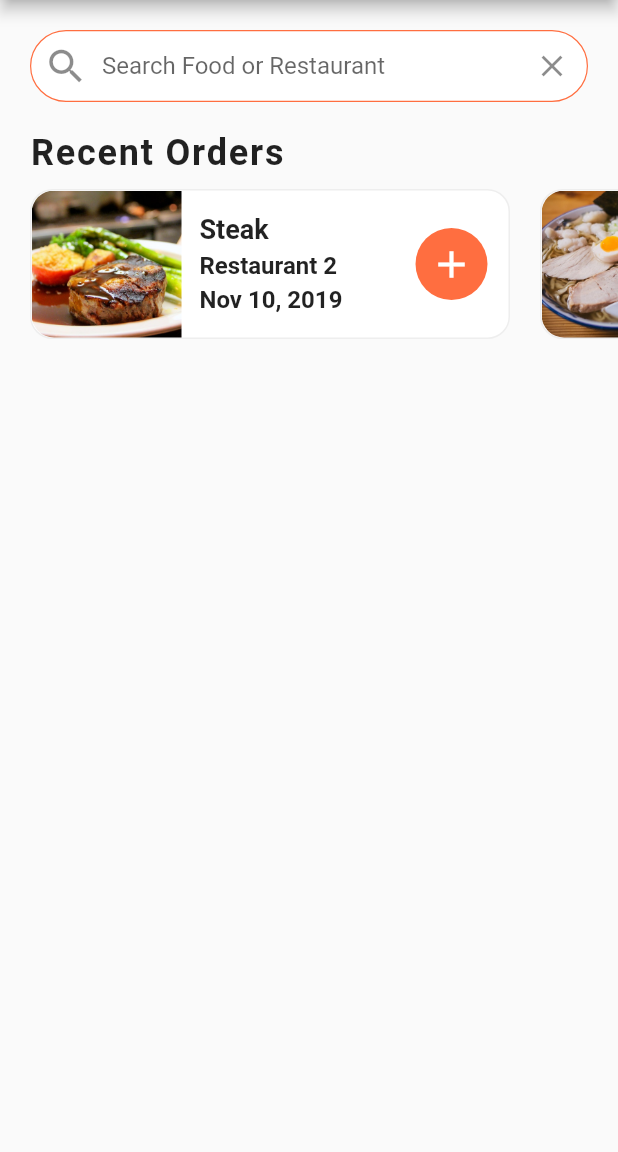
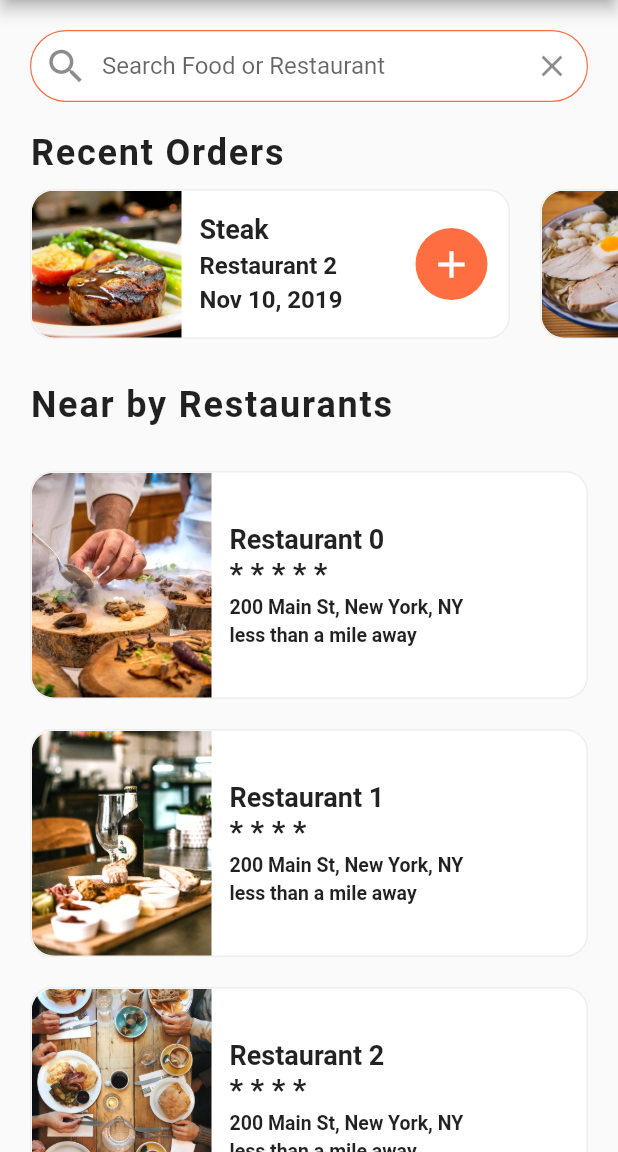
Before and after one commit to TechiePhil/food_delivery, a Flutter app: the screen it shows after launch, on a phone screen of 412 x 824 dp, the part 84-1236 px from its top. Run offline on Flutter 3.47's test engine with Material 2 defaults, Android fonts, the phone set to English and light mode, and no system bars.

Commit message:
created a widget for the restaurant ratings and added the nearby restaurant section.

```diff
--- a/lib/screens/home_screen.dart
+++ b/lib/screens/home_screen.dart
@@ -1,5 +1,6 @@
 import 'package:flutter/material.dart';
 import 'package:food_delivery/data/data.dart';
+import 'package:food_delivery/widgets/rating_stars.dart';
 import 'package:food_delivery/widgets/recent_orders.dart';
 
 class HomeScreen extends StatefulWidget {
@@ -8,6 +9,76 @@ class HomeScreen extends StatefulWidget {
 }
 
 class HomeScreenState extends State<HomeScreen> {
+  Widget _buildRestaurants() {
+    List<Widget> _restaurantList = [];
+    restaurants.forEach((restaurant) {
+      _restaurantList.add(Container(
+        margin: EdgeInsets.symmetric(horizontal: 20, vertical: 10),
+        decoration: BoxDecoration(
+          color: Colors.white,
+          borderRadius: BorderRadius.all(Radius.circular(15)),
+          border: Border.all(
+            width: 1,
+            color: Colors.grey[200],
+          ),
+        ),
+        child: Row(
+          children: <Widget>[
+            ClipRRect(
+              borderRadius: BorderRadius.only(
+                topLeft: Radius.circular(15),
+                bottomLeft: Radius.circular(15)
+              ),
+              child: Image(
+                height: 150,
+                width: 120,
+                image: AssetImage(restaurant.imageUrl),
+                fit: BoxFit.cover,
+              ),
+            ),
+            Container(
+              margin: EdgeInsets.all(12),
+              child: Column(
+                mainAxisAlignment: MainAxisAlignment.center,
+                crossAxisAlignment: CrossAxisAlignment.start,
+                children: <Widget>[
+                  Text(
+                    restaurant.name,
+                    style: TextStyle(
+                      fontSize: 18,
+                      fontWeight: FontWeight.bold,
+                    ),
+                    overflow: TextOverflow.ellipsis,
+                  ),
+                  RatingStars(restaurant.rating),
+                  SizedBox(height: 4),
+                  Text(
+                    restaurant.address,
+                    style: TextStyle(
+                      fontSize: 13,
+                      fontWeight: FontWeight.w600,
+                    ),
+                    overflow: TextOverflow.ellipsis,
+                  ),
+                  SizedBox(height: 4),
+                  Text(
+                    'less than a mile away',
+                    style: TextStyle(
+                      fontSize: 13,
+                      fontWeight: FontWeight.w600,
+                    ),
+                    overflow: TextOverflow.ellipsis,
+                  ),
+                ]
+              )
+            )
+          ]
+        )
+      ));
+    });
+    return Column(children: _restaurantList);
+  }
+
   @override
   Widget build(BuildContext context) {
     return Scaffold(
@@ -60,7 +131,24 @@ class HomeScreenState extends State<HomeScreen> {
               ),
             ),
           ),
-          RecentOrders()
+          RecentOrders(),
+          Column(
+            crossAxisAlignment: CrossAxisAlignment.start,
+            children: <Widget>[
+              Padding(
+                padding: EdgeInsets.all(20),
+                child: Text(
+                  'Near by Restaurants',
+                  style: TextStyle(
+                    fontSize: 24,
+                    fontWeight: FontWeight.w600,
+                    letterSpacing: 1.2,
+                  ),
+                ),
+              ),
+              _buildRestaurants(),
+            ],
+          ),
         ]
       )
     );
--- /dev/null
+++ b/lib/widgets/rating_stars.dart
@@ -0,0 +1,21 @@
+import 'package:flutter/material.dart';
+
+class RatingStars extends StatelessWidget {
+  RatingStars(this.rating);
+  final int rating;
+
+  @override
+  Widget build(BuildContext context) {
+    String stars = '';
+    for (int i = 0; i < rating; i++) {
+      stars += '* ';
+    }
+    return Text(
+      stars.trim(),
+      style: TextStyle(
+        fontWeight: FontWeight.bold,
+        fontSize: 20
+      )
+    );
+  }
+}
```
